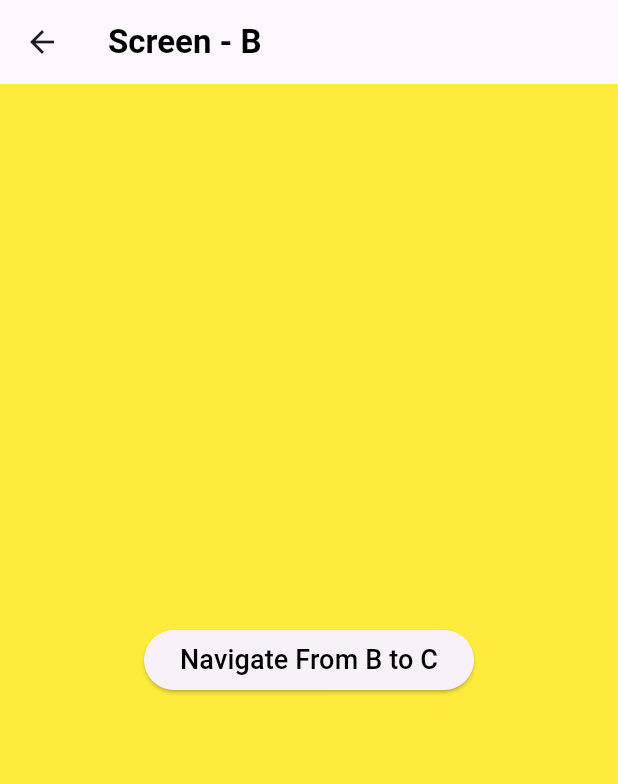
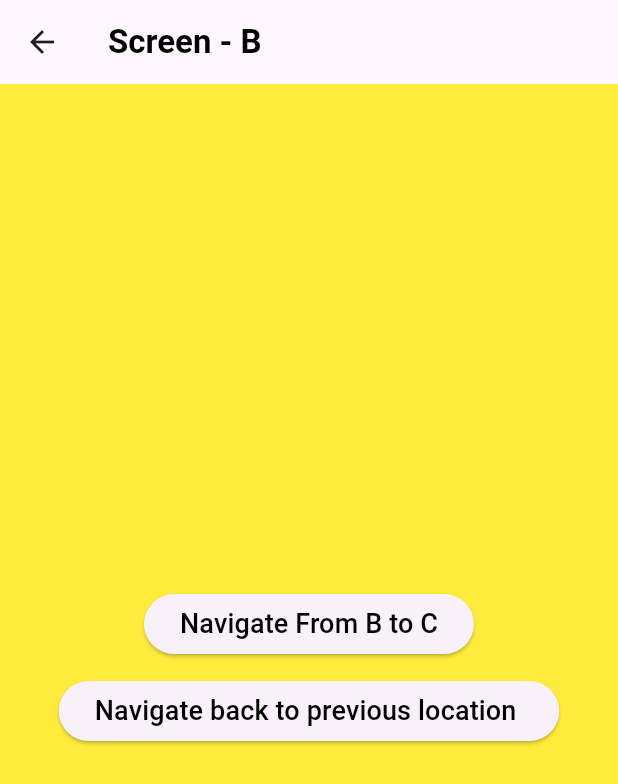
Before and after one commit to sajidshaikh2027/auto_router_demo, a Flutter app: the ScreenB screen opened by its route, on a phone screen of 412 x 824 dp. Shown: the top 784 px of the screen. Run offline on Flutter 3.47's test engine with Material 3 defaults, Android fonts, the light colour scheme and no system bars; our stand-ins replace auto_route, dio, shared_preferences; accounts and stored records are empty.

Commit message:
[#1] corection in navigation flow

```diff
--- a/lib/services/navigations/app_router.dart
+++ b/lib/services/navigations/app_router.dart
@@ -18,7 +18,7 @@ class MyAppRouter extends $MyAppRouter {
           page: RouteC.page,
         ),
         AutoRoute(page: RouteNavigationHome.page),
-        AutoRoute(page: RouteDetails.page),
+        AutoRoute(page: RouteDetails.page,path: '/detail_page/:id',),
         AutoRoute(
           page: LoginRoute.page,
           path: AppPath.login,
--- a/lib/ui/screen/simple_navigation/screen_b.dart
+++ b/lib/ui/screen/simple_navigation/screen_b.dart
@@ -14,7 +14,11 @@ class ScreenB extends StatelessWidget {
       appBar: AppBar(title: const Text("Screen - B",style: TextStyle(fontSize: 22,color: Colors.black,
           fontWeight:FontWeight.bold ))),
       body: Center(
-        child: ElevatedButton(
+        child: Column(
+          mainAxisAlignment: MainAxisAlignment.center,
+          children: [
+            const SizedBox(height: 10,),
+            ElevatedButton(
                 onPressed: () {
 
                   print("current_name Screen B : ${context.router.current.path}");
@@ -41,6 +45,20 @@ class ScreenB extends StatelessWidget {
 
                 },
                 child: const Text("Navigate From B to C",style: TextStyle(fontSize: 18,color: Colors.black),)),
+            const SizedBox(height: 10,),
+            ElevatedButton(
+                onPressed: () {
+
+                  print("current_name Screen B : ${context.router.current.path}");
+
+                  // on Web it calls window.history.back(); on Native it navigates you back to the previous location
+                  context.router.back();
+
+
+                },
+                child: const Text("Navigate back to previous location ",style: TextStyle(fontSize: 18,color: Colors.black),)),
+          ],
+        ),
       ),
     );
   }
```
Also changed, not shown: lib/ui/screen/navigation_with_argument/screen_details.dart (+39 -9 lines), lib/ui/screen/navigation_with_argument/screen_navigation_home.dart (+29 -12 lines), lib/services/navigations/app_router.gr.dart, 7 other files. Lines whose indentation alone changed are shown as unchanged.
